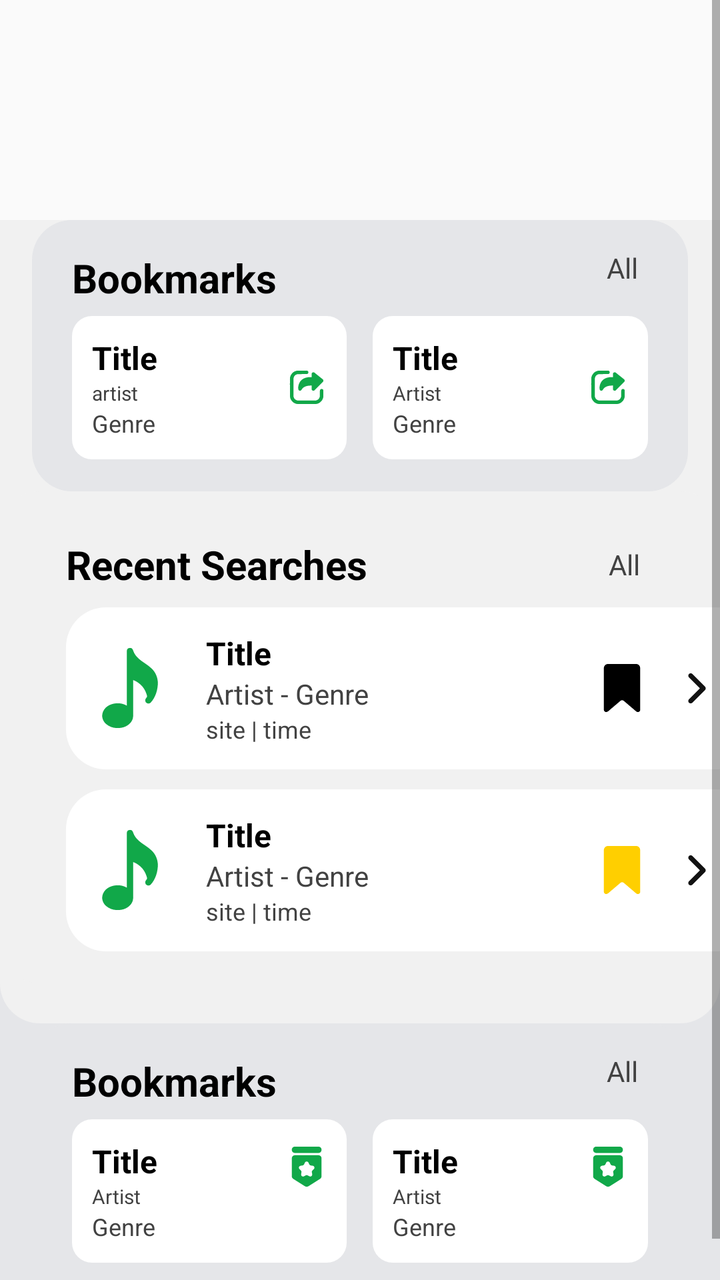
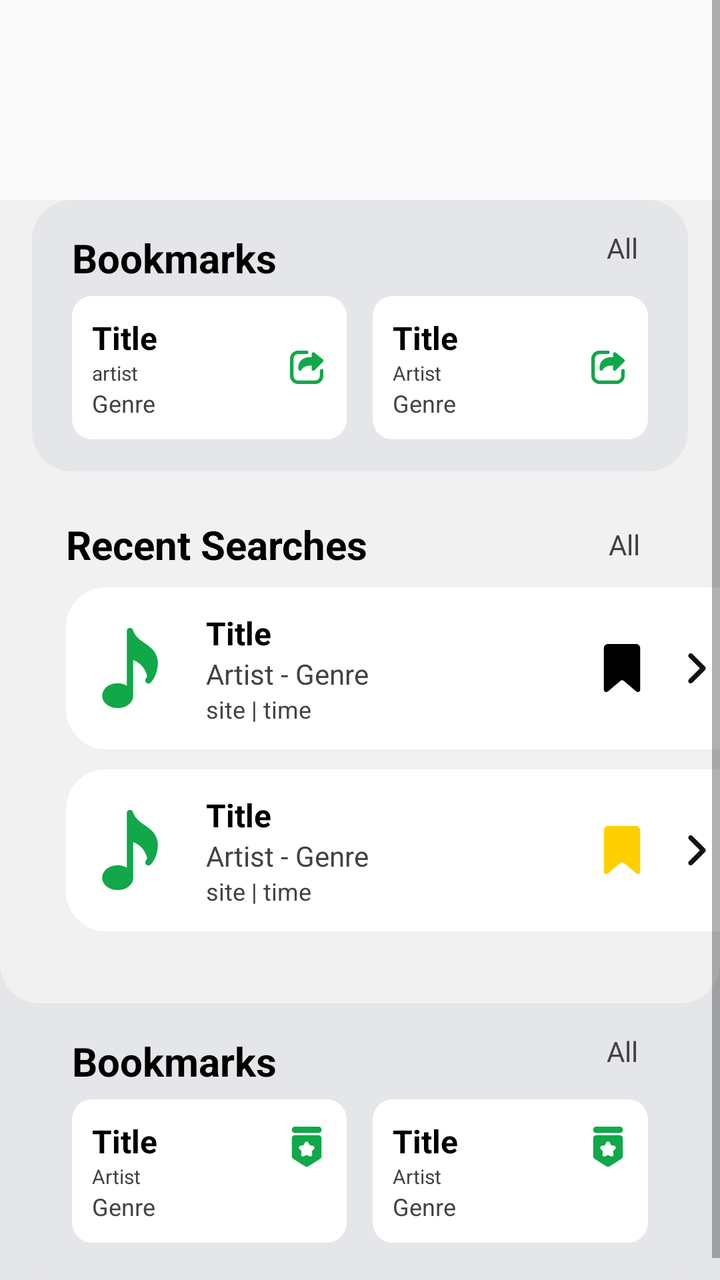

An Android layout rendered at two revisions. The XML below is the earlier revision; the diff shows what the commit changed to produce the second picture.
<!-- AndroidManifest.xml: application theme Theme.Achordpany -->
<!-- res/layout/fragment_home.xml -->
<?xml version="1.0" encoding="utf-8"?>
<ScrollView
    xmlns:android="http://schemas.android.com/apk/res/android"
    xmlns:tools="http://schemas.android.com/tools"
    android:id="@+id/scrollView"
    android:layout_width="match_parent"
    android:layout_height="match_parent"
    android:padding="0dp"
    android:background="#FAFAFA">

    
    <LinearLayout
        android:layout_width="match_parent"
        android:layout_height="wrap_content"
        android:orientation="vertical"
        android:background="#E5E6E9"
        android:layout_marginTop="110dp">

        <LinearLayout
            android:layout_width="match_parent"
            android:layout_height="wrap_content"
            android:orientation="vertical"
            android:background="@drawable/rounded_bg_home"
            android:paddingBottom="20dp"
            android:layout_marginTop="0dp">

            
            <LinearLayout
                android:layout_width="match_parent"
                android:layout_height="wrap_content"
                android:orientation="vertical"
                android:layout_marginStart="16dp"
                android:layout_marginEnd="16dp"
                android:paddingBottom="16dp"
                android:background="@drawable/rounded_bg_bookmarks_home">

                
                <LinearLayout
                    android:layout_width="match_parent"
                    android:layout_height="wrap_content"
                    android:orientation="horizontal"
                    android:gravity="center_vertical"
                    android:paddingVertical="8dp">
                    <TextView
                        android:layout_width="wrap_content"
                        android:layout_height="wrap_content"
                        android:text="Bookmarks"
                        android:textSize="20sp"
                        android:textStyle="bold"
                        android:layout_marginStart="20dp"
                        android:layout_marginTop="5dp"
                        android:textColor="@android:color/black"
                        tools:ignore="HardcodedText" />
                    <View
                        android:layout_width="0dp"
                        android:layout_height="0dp"
                        android:layout_weight="1" />
                    <TextView
                        android:layout_width="wrap_content"
                        android:layout_height="wrap_content"
                        android:text="All"
                        android:textSize="14sp"
                        android:layout_marginEnd="25dp"
                        android:textColor="#424242"
                        tools:ignore="HardcodedText" />
                </LinearLayout>

                
                <LinearLayout
                    android:layout_width="match_parent"
                    android:layout_height="wrap_content"
                    android:orientation="horizontal"
                    android:gravity="center_vertical"
                    android:baselineAligned="false" >

                    
                    <LinearLayout
                        android:layout_width="0dp"
                        android:layout_height="wrap_content"
                        android:layout_weight="1"
                        android:orientation="horizontal"
                        android:gravity="center_vertical"
                        android:padding="10dp"
                        android:layout_marginStart="20dp"
                        android:layout_marginEnd="8dp"
                        android:background="@drawable/rounded_background_home">

                        
                        <LinearLayout
                            android:layout_width="0dp"
                            android:layout_height="wrap_content"
                            android:layout_weight="1"
                            android:orientation="vertical"
                            tools:ignore="NestedWeights" >

                            
                            <TextView
                                android:layout_width="wrap_content"
                                android:layout_height="wrap_content"
                                android:text="Title"
                                android:textColor="@android:color/black"
                                android:textSize="16sp"
                                android:textStyle="bold"
                                tools:ignore="HardcodedText" />

                            
                            <TextView
                                android:layout_width="wrap_content"
                                android:layout_height="wrap_content"
                                android:text="artist"
                                android:textColor="#424242"
                                android:textSize="10sp"
                                tools:ignore="HardcodedText,SmallSp,TextSizeCheck" />

                            
                            <TextView
                                android:layout_width="wrap_content"
                                android:layout_height="wrap_content"
                                android:text="Genre"
                                android:textColor="#424242"
                                android:textSize="12sp"
                                tools:ignore="HardcodedText" />
                        </LinearLayout>

                        
                        <ImageView
                            android:layout_width="20dp"
                            android:layout_height="20dp"
                            android:layout_marginStart="8dp"
                            android:src="@drawable/ic_redirect"
                            android:contentDescription="redirect"
                            tools:ignore="HardcodedText" />
                    </LinearLayout>

                    
                    <LinearLayout
                        android:layout_width="0dp"
                        android:layout_height="wrap_content"
                        android:layout_weight="1"
                        android:orientation="horizontal"
                        android:gravity="center_vertical"
                        android:padding="10dp"
                        android:layout_marginStart="5dp"
                        android:layout_marginEnd="20dp"
                        android:background="@drawable/rounded_background_home">

                        
                        <LinearLayout
                            android:layout_width="0dp"
                            android:layout_height="wrap_content"
                            android:layout_weight="1"
                            android:orientation="vertical"
                            tools:ignore="NestedWeights">

                            
                            <TextView
                                android:layout_width="wrap_content"
                                android:layout_height="wrap_content"
                                android:text="Title"
                                android:textColor="@android:color/black"
                                android:textSize="16sp"
                                android:textStyle="bold"
                                tools:ignore="HardcodedText" />

                            
                            <TextView
                                android:layout_width="wrap_content"
                                android:layout_height="wrap_content"
                                android:text="Artist"
                                android:textColor="#424242"
                                android:textSize="10sp"
                                tools:ignore="HardcodedText, smallSp" />

                            
                            <TextView
                                android:layout_width="wrap_content"
                                android:layout_height="wrap_content"
                                android:text="Genre"
                                android:textColor="#424242"
                                android:textSize="12sp"
                                tools:ignore="HardcodedText" />
                        </LinearLayout>

                        
                        <ImageView
                            android:layout_width="20dp"
                            android:layout_height="20dp"
                            android:layout_marginStart="8dp"
                            android:src="@drawable/ic_redirect"
                            android:contentDescription="redirect"
                            tools:ignore="HardcodedText" />
                    </LinearLayout>
                </LinearLayout>
            </LinearLayout>

            
            <LinearLayout
                android:layout_width="match_parent"
                android:layout_height="wrap_content"
                android:orientation="vertical"
                android:background="@drawable/rounded_bg_recent_home"
                android:paddingBottom="16dp">

                
                <LinearLayout
                    android:layout_width="match_parent"
                    android:layout_height="wrap_content"
                    android:orientation="horizontal"
                    android:gravity="center_vertical"
                    android:paddingVertical="8dp"
                    android:paddingTop="20dp"
                    android:layout_marginTop="15dp">
                    <TextView
                        android:layout_width="wrap_content"
                        android:layout_height="wrap_content"
                        android:text="Recent Searches"
                        android:textSize="20sp"
                        android:textStyle="bold"
                        android:textColor="@android:color/black"
                        android:layout_marginStart="33dp"
                        tools:ignore="HardcodedText" />
                    <View
                        android:layout_width="0dp"
                        android:layout_height="0dp"
                        android:layout_weight="1" />
                    <TextView
                        android:layout_width="wrap_content"
                        android:layout_height="wrap_content"
                        android:text="All"
                        android:textSize="14sp"
                        android:textColor="#424242"
                        android:layout_marginEnd="40dp"
                        tools:ignore="HardcodedText" />
                </LinearLayout>

                
                <LinearLayout
                    android:layout_width="match_parent"
                    android:layout_height="wrap_content"
                    android:orientation="vertical">

                    
                    <LinearLayout
                        android:layout_width="345dp"
                        android:layout_height="wrap_content"
                        android:background="@drawable/rounded_background"
                        android:gravity="center_vertical"
                        android:orientation="horizontal"
                        android:padding="12dp"
                        android:layout_marginStart="33dp"
                        android:layout_marginEnd="20dp">
                        
                        <ImageView
                            android:layout_width="40dp"
                            android:layout_height="40dp"
                            android:layout_marginEnd="10dp"
                            android:src="@drawable/ic_music_note"
                            android:contentDescription="Music note"
                            tools:ignore="HardcodedText" />
                        
                        <LinearLayout
                            android:layout_width="0dp"
                            android:layout_height="wrap_content"
                            android:layout_weight="1"
                            android:orientation="vertical"
                            android:paddingStart="8dp"
                            android:paddingEnd="8dp">
                            <TextView
                                android:layout_width="wrap_content"
                                android:layout_height="wrap_content"
                                android:text="Title"
                                android:textColor="@android:color/black"
                                android:textSize="16sp"
                                android:textStyle="bold"
                                tools:ignore="HardcodedText" />
                            <TextView
                                android:layout_width="wrap_content"
                                android:layout_height="wrap_content"
                                android:text="Artist - Genre"
                                android:textColor="#424242"
                                android:textSize="14sp"
                                tools:ignore="HardcodedText" />
                            <TextView
                                android:layout_width="wrap_content"
                                android:layout_height="wrap_content"
                                android:text="site | time"
                                android:textColor="#424242"
                                android:textSize="12sp"
                                tools:ignore="HardcodedText" />
                        </LinearLayout>
                        
                        <ImageView
                            android:layout_width="24dp"
                            android:layout_height="24dp"
                            android:layout_marginEnd="10dp"
                            android:src="@drawable/ic_bookmark"
                            android:contentDescription="Bookmark"
                            tools:ignore="HardcodedText" />
                        
                        <ImageView
                            android:layout_width="15dp"
                            android:layout_height="15dp"
                            android:layout_marginStart="8dp"
                            android:src="@drawable/ic_arrow"
                            android:layout_marginEnd="10dp"
                            android:contentDescription="Arrow"
                            tools:ignore="HardcodedText" />
                    </LinearLayout>

                    
                    <LinearLayout
                        android:layout_width="345dp"
                        android:layout_height="wrap_content"
                        android:background="@drawable/rounded_background"
                        android:gravity="center_vertical"
                        android:orientation="horizontal"
                        android:padding="12dp"
                        android:layout_marginStart="33dp"
                        android:layout_marginEnd="20dp"
                        android:layout_marginTop="10dp">
                        
                        <ImageView
                            android:layout_width="40dp"
                            android:layout_height="40dp"
                            android:layout_marginEnd="10dp"
                            android:src="@drawable/ic_music_note"
                            android:contentDescription="Music note"
                            tools:ignore="HardcodedText" />
                        
                        <LinearLayout
                            android:layout_width="0dp"
                            android:layout_height="wrap_content"
                            android:layout_weight="1"
                            android:orientation="vertical"
                            android:paddingStart="8dp"
                            android:paddingEnd="8dp">
                            <TextView
                                android:layout_width="wrap_content"
                                android:layout_height="wrap_content"
                                android:text="Title"
                                android:textColor="@android:color/black"
                                android:textSize="16sp"
                                android:textStyle="bold"
                                tools:ignore="HardcodedText" />
                            <TextView
                                android:layout_width="wrap_content"
                                android:layout_height="wrap_content"
                                android:text="Artist - Genre"
                                android:textColor="#424242"
                                android:textSize="14sp"
                                tools:ignore="HardcodedText" />
                            <TextView
                                android:layout_width="wrap_content"
                                android:layout_height="wrap_content"
                                android:text="site | time"
                                android:textColor="#424242"
                                android:textSize="12sp"
                                tools:ignore="HardcodedText" />
                        </LinearLayout>
                        
                        <ImageView
                            android:layout_width="24dp"
                            android:layout_height="24dp"
                            android:layout_marginEnd="10dp"
                            android:contentDescription="Bookmark"
                            android:src="@drawable/ic_bookmark_active"
                            tools:ignore="HardcodedText,ImageContrastCheck" />
                        
                        <ImageView
                            android:layout_width="15dp"
                            android:layout_height="15dp"
                            android:layout_marginStart="8dp"
                            android:src="@drawable/ic_arrow"
                            android:layout_marginEnd="10dp"
                            android:contentDescription="Arrow"
                            tools:ignore="HardcodedText" />
                    </LinearLayout>
                </LinearLayout>
            </LinearLayout>
        </LinearLayout>

        
        <LinearLayout
            android:layout_width="match_parent"
            android:layout_height="wrap_content"
            android:orientation="vertical"
            android:layout_marginStart="16dp"
            android:layout_marginEnd="16dp"
            android:paddingBottom="30dp"
            android:background="@drawable/rounded_bg_bookmarks_home">

            
            <LinearLayout
                android:layout_width="match_parent"
                android:layout_height="wrap_content"
                android:orientation="horizontal"
                android:gravity="center_vertical"
                android:paddingVertical="8dp">
                <TextView
                    android:layout_width="wrap_content"
                    android:layout_height="wrap_content"
                    android:text="Bookmarks"
                    android:textSize="20sp"
                    android:textStyle="bold"
                    android:layout_marginStart="20dp"
                    android:layout_marginTop="5dp"
                    android:textColor="@android:color/black"
                    tools:ignore="HardcodedText" />
                <View
                    android:layout_width="0dp"
                    android:layout_height="0dp"
                    android:layout_weight="1" />
                <TextView
                    android:layout_width="wrap_content"
                    android:layout_height="wrap_content"
                    android:text="All"
                    android:textSize="14sp"
                    android:layout_marginEnd="25dp"
                    android:textColor="#424242"
                    tools:ignore="HardcodedText" />
            </LinearLayout>

            
            <LinearLayout
                android:layout_width="match_parent"
                android:layout_height="wrap_content"
                android:orientation="horizontal"
                android:gravity="center_vertical"
                android:baselineAligned="false" >

                
                <LinearLayout
                    android:layout_width="0dp"
                    android:layout_height="wrap_content"
                    android:layout_weight="1"
                    android:orientation="horizontal"
                    android:gravity="center_vertical"
                    android:padding="10dp"
                    android:layout_marginStart="20dp"
                    android:layout_marginEnd="8dp"
                    android:background="@drawable/rounded_background_home">

                    
                    <LinearLayout
                        android:layout_width="0dp"
                        android:layout_height="wrap_content"
                        android:layout_weight="1"
                        android:orientation="vertical"
                        tools:ignore="NestedWeights">

                        
                        <TextView
                            android:layout_width="wrap_content"
                            android:layout_height="wrap_content"
                            android:text="Title"
                            android:textColor="@android:color/black"
                            android:textSize="16sp"
                            android:textStyle="bold"
                            tools:ignore="HardcodedText" />

                        
                        <TextView
                            android:layout_width="wrap_content"
                            android:layout_height="wrap_content"
                            android:text="Artist"
                            android:textColor="#424242"
                            android:textSize="10sp"
                            tools:ignore="HardcodedText, smallSp" />

                        
                        <TextView
                            android:layout_width="wrap_content"
                            android:layout_height="wrap_content"
                            android:text="Genre"
                            android:textColor="#424242"
                            android:textSize="12sp"
                            tools:ignore="HardcodedText" />
                    </LinearLayout>

                    
                    <ImageView
                        android:layout_width="20dp"
                        android:layout_height="20dp"
                        android:layout_marginStart="8dp"
                        android:layout_marginBottom="12dp"
                        android:src="@drawable/ic_recommendation"
                        android:contentDescription="recommended1"
                        tools:ignore="HardcodedText" />
                </LinearLayout>

                
                <LinearLayout
                    android:layout_width="0dp"
                    android:layout_height="wrap_content"
                    android:layout_weight="1"
                    android:orientation="horizontal"
                    android:gravity="center_vertical"
                    android:padding="10dp"
                    android:layout_marginStart="5dp"
                    android:layout_marginEnd="20dp"
                    android:background="@drawable/rounded_background_home">

                    
                    <LinearLayout
                        android:layout_width="0dp"
                        android:layout_height="wrap_content"
                        android:layout_weight="1"
                        android:orientation="vertical"
                        tools:ignore="NestedWeights">

                        
                        <TextView
                            android:layout_width="wrap_content"
                            android:layout_height="wrap_content"
                            android:text="Title"
                            android:textColor="@android:color/black"
                            android:textSize="16sp"
                            android:textStyle="bold"
                            tools:ignore="HardcodedText" />

                        
                        <TextView
                            android:layout_width="wrap_content"
                            android:layout_height="wrap_content"
                            android:text="Artist"
                            android:textColor="#424242"
                            android:textSize="10sp"
                            tools:ignore="HardcodedText, smallSp" />

                        
                        <TextView
                            android:layout_width="wrap_content"
                            android:layout_height="wrap_content"
                            android:text="Genre"
                            android:textColor="#424242"
                            android:textSize="12sp"
                            tools:ignore="HardcodedText" />
                    </LinearLayout>

                    
                    <ImageView
                        android:layout_width="20dp"
                        android:layout_height="20dp"
                        android:layout_marginStart="8dp"
                        android:layout_marginBottom="12dp"
                        android:src="@drawable/ic_recommendation"
                        android:contentDescription="recommended2"
                        tools:ignore="HardcodedText" />
                </LinearLayout>
            </LinearLayout>
        </LinearLayout>
    </LinearLayout>
</ScrollView>
<!-- resources referenced by this layout -->
<resources>
  <!-- drawable ic_arrow: vector/xml drawable (drawable, 3035 chars, omitted) -->
  <!-- drawable ic_bookmark: vector/xml drawable (drawable, 3621 chars, omitted) -->
  <!-- drawable ic_bookmark_active: vector/xml drawable (drawable, 3621 chars, omitted) -->
  <!-- drawable ic_music_note: vector/xml drawable (drawable, 2475 chars, omitted) -->
  <!-- drawable ic_recommendation: vector/xml drawable (drawable, 6841 chars, omitted) -->
  <!-- drawable ic_redirect: vector/xml drawable (drawable, 6181 chars, omitted) -->
  <!-- drawable rounded_background (drawable) -->
  <shape xmlns:android="http://schemas.android.com/apk/res/android">
      <solid android:color="#FFFFFF" />  
      <corners android:radius="20dp" />   
  </shape>
  <!-- drawable rounded_background_home (drawable) -->
  <shape xmlns:android="http://schemas.android.com/apk/res/android">
      <solid android:color="#FFFFFF" />  
      <corners android:radius="10dp" />   
  </shape>
  <!-- drawable rounded_bg_bookmarks_home (drawable) -->
  <shape xmlns:android="http://schemas.android.com/apk/res/android">
      <solid android:color="#E5E6E9" />  
      <corners android:radius="20dp" />   
  </shape>
  <!-- drawable rounded_bg_home (drawable) -->
  <shape xmlns:android="http://schemas.android.com/apk/res/android">
      <solid android:color="#F1F1F1" />  
      <corners
          android:topLeftRadius="0dp"
          android:topRightRadius="0dp"
          android:bottomLeftRadius="20dp"
          android:bottomRightRadius="20dp" />
  </shape>
  <!-- drawable rounded_bg_recent_home (drawable) -->
  <shape xmlns:android="http://schemas.android.com/apk/res/android">
      <solid android:color="#F1F1F1" />  
      <corners android:radius="20dp" />   
  </shape>
  <style name="Theme.Achordpany" parent="Theme.MaterialComponents.DayNight.DarkActionBar">
          
          <item name="android:windowBackground">@color/background_light</item>
          
          <item name="colorPrimary">@color/light_green</item>
          <item name="colorPrimaryVariant">@color/light_green_700</item>
          <item name="colorOnPrimary">@color/text_dark</item>
          
          <item name="colorSecondary">@color/dark_green_200</item>
          <item name="colorSecondaryVariant">@color/dark_green_700</item>
          <item name="colorOnSecondary">@color/text_dark</item>
          
          <item name="android:statusBarColor">?attr/colorPrimaryVariant</item>
          
          <item name="bottomNavigationStyle">@style/Widget.BottomNavigationView</item>
  
      </style>
  <color name="background_light">#FFFAFAFA</color>
  <color name="light_green">#FF1DD360</color>
  <color name="light_green_700">#FF11843C</color>
  <color name="text_dark">#FF121212</color>
  <color name="dark_green_200">#FFAEFFCB</color>
  <color name="dark_green_700">#FF009635</color>
  <style name="Widget.BottomNavigationView" parent="Widget.MaterialComponents.BottomNavigationView">
          <item name="itemIconTint">@color/bottom_nav_color</item>
          <item name="itemTextColor">@color/bottom_nav_color</item>
      </style>
</resources>

<!-- the commit's change to res/layout/fragment_home.xml (unified diff, before → after) -->
@@ -14,7 +14,7 @@
         android:layout_height="wrap_content"
         android:orientation="vertical"
         android:background="#E5E6E9"
-        android:layout_marginTop="110dp">
+        android:layout_marginTop="100dp">
 
         <LinearLayout
             android:layout_width="match_parent"
<!-- resource entries referenced after the edit -->
@@ -35,7 +35,7 @@
       <solid android:color="#F1F1F1" />  
       <corners android:radius="20dp" />   
   </shape>
-  <style name="Theme.Achordpany" parent="Theme.MaterialComponents.DayNight.DarkActionBar">
+  <style name="Theme.Achordpany" parent="Theme.MaterialComponents.DayNight.NoActionBar">
           
           <item name="android:windowBackground">@color/background_light</item>
           
